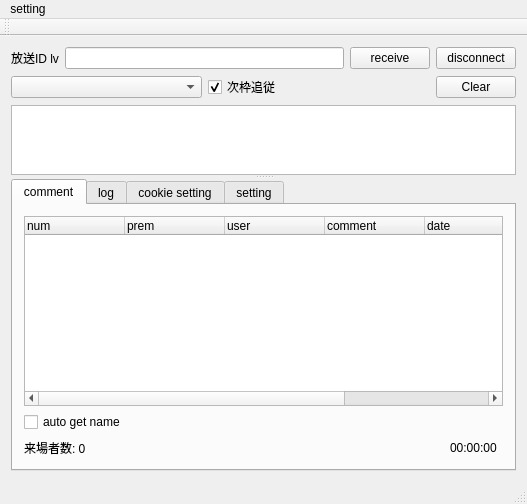
First picture: the form in ui/mainwindow.ui, repository diginatu/Viqo, before the edit.
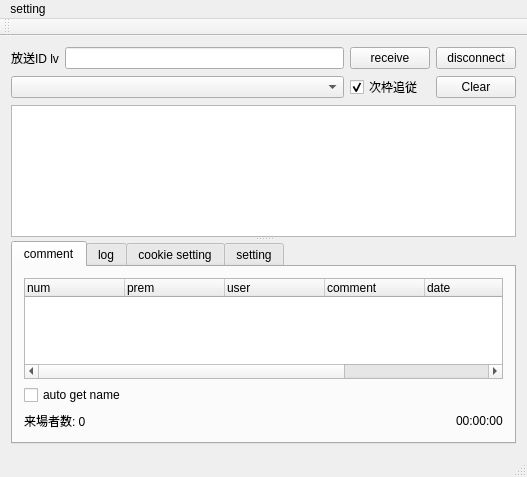
Second picture: the form after the edit.

```diff
--- a/ui/mainwindow.ui
+++ b/ui/mainwindow.ui
@@ -7,7 +7,7 @@
     <x>0</x>
     <y>0</y>
     <width>527</width>
-    <height>504</height>
+    <height>477</height>
    </rect>
   </property>
   <property name="sizePolicy">
@@ -16,6 +16,12 @@
     <verstretch>0</verstretch>
    </sizepolicy>
   </property>
+  <property name="sizeIncrement">
+   <size>
+    <width>0</width>
+    <height>8</height>
+   </size>
+  </property>
   <property name="windowTitle">
    <string>Viqo</string>
   </property>
@@ -34,6 +40,19 @@
       </property>
      </widget>
     </item>
+    <item row="0" column="1" colspan="2">
+     <widget class="QLineEdit" name="housouId">
+      <property name="sizePolicy">
+       <sizepolicy hsizetype="Preferred" vsizetype="Fixed">
+        <horstretch>0</horstretch>
+        <verstretch>0</verstretch>
+       </sizepolicy>
+      </property>
+      <property name="text">
+       <string/>
+      </property>
+     </widget>
+    </item>
     <item row="0" column="3">
      <widget class="QPushButton" name="receive">
       <property name="sizePolicy">
@@ -60,9 +79,6 @@
       </property>
      </widget>
     </item>
-    <item row="1" column="0" colspan="2">
-     <widget class="QComboBox" name="live_waku_list"/>
-    </item>
     <item row="1" column="4">
      <widget class="QPushButton" name="clear">
       <property name="sizePolicy">
@@ -76,49 +92,14 @@
       </property>
      </widget>
     </item>
-    <item row="1" column="2">
-     <widget class="QCheckBox" name="auto_next_waku">
-      <property name="text">
-       <string>次枠追従</string>
-      </property>
-      <property name="checked">
-       <bool>true</bool>
-      </property>
-     </widget>
-    </item>
-    <item row="0" column="1" colspan="2">
-     <widget class="QLineEdit" name="housouId">
-      <property name="sizePolicy">
-       <sizepolicy hsizetype="Preferred" vsizetype="Fixed">
-        <horstretch>0</horstretch>
-        <verstretch>0</verstretch>
-       </sizepolicy>
-      </property>
-      <property name="text">
-       <string/>
-      </property>
-     </widget>
-    </item>
     <item row="2" column="0" colspan="5">
      <widget class="QSplitter" name="splitter">
-      <property name="sizePolicy">
-       <sizepolicy hsizetype="Preferred" vsizetype="MinimumExpanding">
-        <horstretch>0</horstretch>
-        <verstretch>0</verstretch>
-       </sizepolicy>
-      </property>
-      <property name="minimumSize">
-       <size>
-        <width>0</width>
-        <height>259</height>
-       </size>
-      </property>
       <property name="orientation">
        <enum>Qt::Vertical</enum>
       </property>
       <widget class="QTextBrowser" name="comment_view">
        <property name="sizePolicy">
-        <sizepolicy hsizetype="Minimum" vsizetype="Preferred">
+        <sizepolicy hsizetype="Minimum" vsizetype="Expanding">
          <horstretch>0</horstretch>
          <verstretch>0</verstretch>
         </sizepolicy>
@@ -164,10 +145,49 @@
            </property>
           </widget>
          </item>
-         <item row="0" column="0" colspan="5">
+         <item row="2" column="0">
+          <widget class="QLabel" name="num_audience">
+           <property name="sizePolicy">
+            <sizepolicy hsizetype="Preferred" vsizetype="Fixed">
+             <horstretch>0</horstretch>
+             <verstretch>0</verstretch>
+            </sizepolicy>
+           </property>
+           <property name="text">
+            <string>来場者数: 0</string>
+           </property>
+          </widget>
+         </item>
+         <item row="2" column="1">
+          <spacer name="horizontalSpacer_2">
+           <property name="orientation">
+            <enum>Qt::Horizontal</enum>
+           </property>
+           <property name="sizeHint" stdset="0">
+            <size>
+             <width>40</width>
+             <height>20</height>
+            </size>
+           </property>
+          </spacer>
+         </item>
+         <item row="2" column="2">
+          <widget class="QLabel" name="elapsed_time">
+           <property name="sizePolicy">
+            <sizepolicy hsizetype="Preferred" vsizetype="Fixed">
+             <horstretch>0</horstretch>
+             <verstretch>0</verstretch>
+            </sizepolicy>
+           </property>
+           <property name="text">
+            <string>00:00:00</string>
+           </property>
+          </widget>
+         </item>
+         <item row="0" column="0" colspan="3">
           <widget class="QTreeWidget" name="commentView">
            <property name="sizePolicy">
-            <sizepolicy hsizetype="Minimum" vsizetype="MinimumExpanding">
+            <sizepolicy hsizetype="Minimum" vsizetype="Expanding">
              <horstretch>0</horstretch>
              <verstretch>0</verstretch>
             </sizepolicy>
@@ -212,33 +232,6 @@
            </column>
           </widget>
          </item>
-         <item row="2" column="0">
-          <widget class="QLabel" name="num_audience">
-           <property name="text">
-            <string>来場者数: 0</string>
-           </property>
-          </widget>
-         </item>
-         <item row="2" column="3">
-          <widget class="QLabel" name="elapsed_time">
-           <property name="text">
-            <string>00:00:00</string>
-           </property>
-          </widget>
-         </item>
-         <item row="2" column="1">
-          <spacer name="horizontalSpacer_2">
-           <property name="orientation">
-            <enum>Qt::Horizontal</enum>
-           </property>
-           <property name="sizeHint" stdset="0">
-            <size>
-             <width>40</width>
-             <height>20</height>
-            </size>
-           </property>
-          </spacer>
-         </item>
         </layout>
        </widget>
        <widget class="QWidget" name="log_tab">
@@ -557,6 +550,19 @@
       </widget>
      </widget>
     </item>
+    <item row="1" column="3">
+     <widget class="QCheckBox" name="auto_next_waku">
+      <property name="text">
+       <string>次枠追従</string>
+      </property>
+      <property name="checked">
+       <bool>true</bool>
+      </property>
+     </widget>
+    </item>
+    <item row="1" column="0" colspan="3">
+     <widget class="QComboBox" name="live_waku_list"/>
+    </item>
    </layout>
    <zorder>receive</zorder>
    <zorder>housouId</zorder>
```
